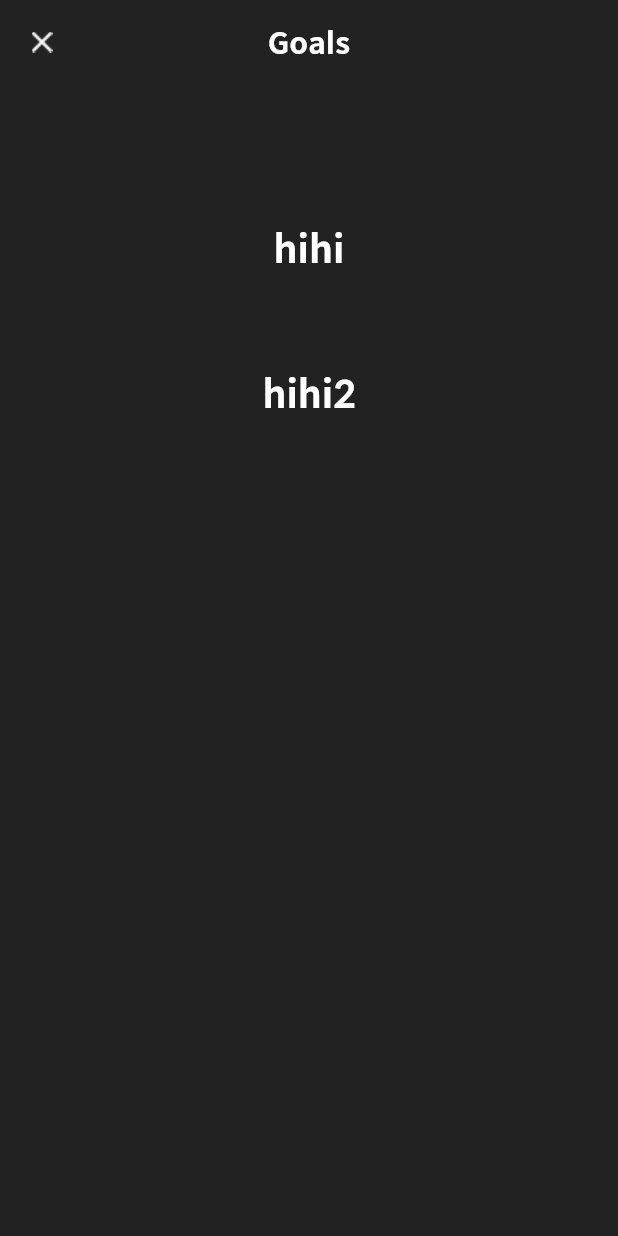
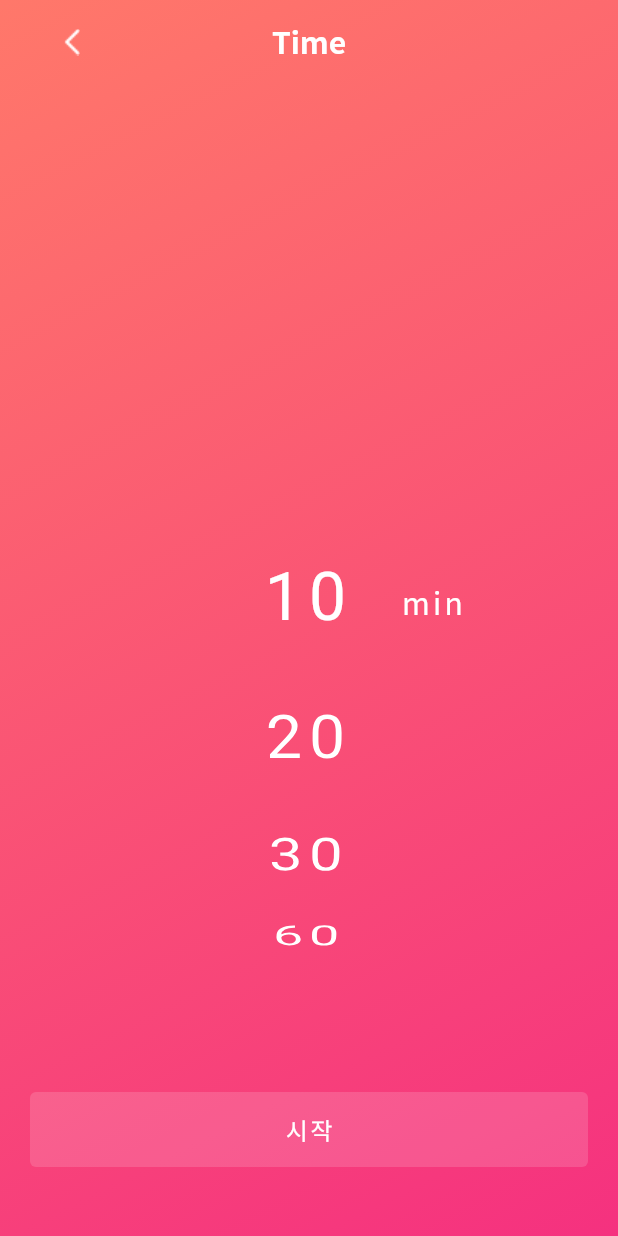
Before and after one commit to wurikiji/doit_flutter, a Flutter app: the DoitShoot screen opened directly, after a tap on "hihi", on a phone screen of 412 x 824 dp. Run offline on Flutter 3.47's test engine with Material 2 defaults, Android fonts, the phone set to English and light mode, and no system bars; our stand-ins replace bloc, cached_network_image, equatable, flutter_bloc, font_awesome_flutter, percent_indicator and 1 more; missing offline and left inert: easy_stateful_builder, rest_api_test; accounts and stored records are empty.

Commit message:
Shoot timer 시작 화면 완료

```diff
--- a/lib/src/screen/make_goal/view/component/make_goal_app_bar.dart
+++ b/lib/src/screen/make_goal/view/component/make_goal_app_bar.dart
@@ -87,6 +87,7 @@ class MakeGoalProgressBar extends StatelessWidget {
             double deviceWidth = MediaQuery.of(context).size.width;
             return AnimatedContainer(
               width: deviceWidth * snapshot.progress,
+              curve: Curves.easeInOutBack,
               duration: Duration(milliseconds: 300),
               decoration: ShapeDecoration(
                 shape: StadiumBorder(),
--- a/lib/src/screen/shoot/doit_shoot.dart
+++ b/lib/src/screen/shoot/doit_shoot.dart
@@ -1,3 +1,5 @@
+import 'package:do_it/src/model/make_goal_model.dart';
+import 'package:do_it/src/screen/shoot/shoot_timer/doit_shoot_timer.dart';
 import 'package:do_it/src/service/api/goal_service.dart';
 import 'package:flutter/material.dart';
 
@@ -8,6 +10,13 @@ class DoitShoot extends StatelessWidget {
 
   @override
   Widget build(BuildContext context) {
+    List<DoitGoal> startedGoals = inProgressGoal
+        .where(
+          (goal) => goal.goal.firstPage.startDate.isBefore(
+            DateTime.now(),
+          ),
+        )
+        .toList();
     return Scaffold(
       appBar: AppBar(
         leading: GestureDetector(
@@ -21,17 +30,22 @@ class DoitShoot extends StatelessWidget {
       ),
       body: ListView.separated(
         padding: EdgeInsets.symmetric(horizontal: 20.0, vertical: 90.0),
-        itemCount: inProgressGoal.length,
+        itemCount: startedGoals.length,
         separatorBuilder: (context, index) => SizedBox(height: 60.0),
         itemBuilder: (context, index) {
           return GestureDetector(
             onTap: () {
               // TODO: 슛 화면으로 바로가기
               print("SHoooooot");
+              Navigator.of(context).push(
+                MaterialPageRoute(
+                  builder: (context) => DoitShootTimer(goal: startedGoals[index]),
+                ),
+              );
             },
             child: Center(
               child: Text(
-                inProgressGoal[index].goal.firstPage.goalTitle,
+                startedGoals[index].goal.firstPage.goalTitle,
                 style: const TextStyle(
                   color: const Color(0xffffffff),
                   fontWeight: FontWeight.w700,
--- /dev/null
+++ b/lib/src/screen/shoot/shoot_timer/doit_shoot_timer.dart
@@ -0,0 +1,150 @@
+import 'package:do_it/src/model/make_goal_model.dart';
+import 'package:do_it/src/screen/make_goal/view/scond_page/project_color.dart';
+import 'package:flutter/material.dart';
+
+class DoitShootTimer extends StatelessWidget {
+  DoitShootTimer({
+    @required this.goal,
+  });
+  final DoitGoal goal;
+  @override
+  Widget build(BuildContext context) {
+    return Scaffold(
+      body: Container(
+        decoration: BoxDecoration(
+          gradient: projectColors[goal.goal.secondPage.colorIndex],
+        ),
+        padding: EdgeInsets.only(bottom: 46.0, left: 20.0, right: 20.0),
+        child: SafeArea(
+          child: Column(
+            crossAxisAlignment: CrossAxisAlignment.stretch,
+            children: <Widget>[
+              DoitTimerAppBar(),
+              SizedBox(height: 80.0),
+              DoitTimerTimes(),
+              SizedBox(height: 60.0),
+              DoitTimerStartButton(),
+            ],
+          ),
+        ),
+      ),
+    );
+  }
+}
+
+class DoitTimerTimes extends StatelessWidget {
+  const DoitTimerTimes({
+    Key key,
+  }) : super(key: key);
+
+  @override
+  Widget build(BuildContext context) {
+    return Expanded(
+      child: Stack(
+        children: [
+          ListWheelScrollView(
+            physics: FixedExtentScrollPhysics(),
+            children: <Widget>[
+              DoitTimersTimeText(title: '10'),
+              DoitTimersTimeText(title: '20'),
+              DoitTimersTimeText(title: '30'),
+              DoitTimersTimeText(title: '60'),
+              DoitTimersTimeText(title: '120'),
+            ],
+            itemExtent: 92.0,
+          ),
+          Align(
+            alignment: Alignment.center.add(Alignment(0.5, 0)),
+            child: Text("min", style: minTextStyle),
+          ),
+        ],
+      ),
+    );
+  }
+}
+
+class DoitTimersTimeText extends StatelessWidget {
+  const DoitTimersTimeText({
+    Key key,
+    @required this.title,
+  }) : super(key: key);
+
+  final String title;
+
+  @override
+  Widget build(BuildContext context) {
+    return Container(
+      width: 90.0,
+      padding: EdgeInsets.symmetric(vertical: 16.0),
+      child: Text(
+        title,
+        style: timeTextStyle,
+        textAlign: TextAlign.center,
+      ),
+    );
+  }
+}
+
+const TextStyle minTextStyle = TextStyle(
+  fontFamily: 'SpoqaHanSans',
+  fontSize: 20.0,
+  letterSpacing: 2.14,
+  color: Colors.white,
+);
+
+const TextStyle timeTextStyle = TextStyle(
+  fontFamily: 'Roboto',
+  fontSize: 44.0,
+  letterSpacing: 4.71,
+  color: Colors.white,
+);
+
+class DoitTimerAppBar extends StatelessWidget {
+  const DoitTimerAppBar({
+    Key key,
+  }) : super(key: key);
+
+  @override
+  Widget build(BuildContext context) {
+    return AppBar(
+      leading: GestureDetector(
+        onTap: () {
+          Navigator.of(context).pop();
+        },
+        child: Image.asset('assets/images/backButton.png'),
+      ),
+      centerTitle: true,
+      title: Text("Time"),
+      backgroundColor: Colors.transparent,
+      elevation: 0.0,
+    );
+  }
+}
+
+class DoitTimerStartButton extends StatelessWidget {
+  const DoitTimerStartButton({
+    Key key,
+  }) : super(key: key);
+
+  @override
+  Widget build(BuildContext context) {
+    return Container(
+      width: 320.0,
+      height: 50.0,
+      child: FlatButton(
+        onPressed: () {},
+        color: Colors.white.withOpacity(0.15),
+        shape: RoundedRectangleBorder(borderRadius: BorderRadius.circular(4.0)),
+        child: Text(
+          "시작",
+          style: TextStyle(
+            fontFamily: 'SpoqaHanSans',
+            fontSize: 16.0,
+            letterSpacing: 1.71,
+            color: Colors.white,
+          ),
+        ),
+      ),
+    );
+  }
+}
```
